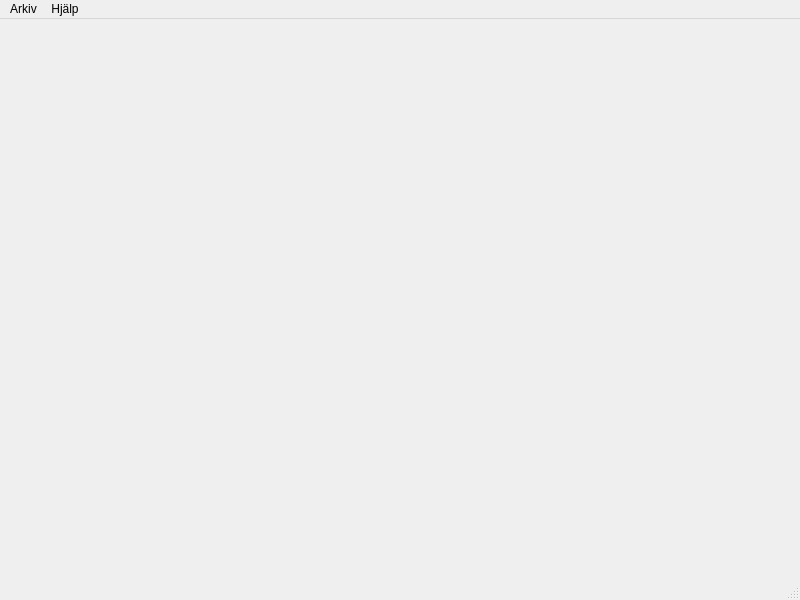
This is trunk/gui/MainWindow.ui in nilsknacken/A3B-repo as Qt 5 draws it before an edit. The edited form follows.
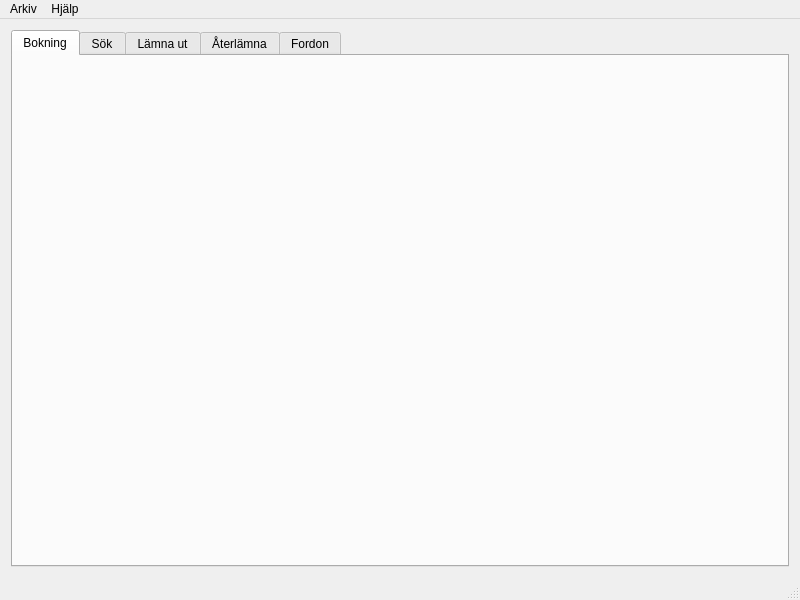
This is the edited form.

Patch:
```diff
--- a/trunk/gui/MainWindow.ui
+++ b/trunk/gui/MainWindow.ui
@@ -11,16 +11,51 @@
     <height>600</height>
    </rect>
   </property>
-  <property name="sizePolicy">
-   <sizepolicy hsizetype="Minimum" vsizetype="Minimum">
-    <horstretch>0</horstretch>
-    <verstretch>0</verstretch>
-   </sizepolicy>
+  <property name="minimumSize">
+   <size>
+    <width>800</width>
+    <height>600</height>
+   </size>
   </property>
   <property name="windowTitle">
    <string>A3B Bilpark</string>
   </property>
-  <widget class="QWidget" name="centralWidget"/>
+  <widget class="QWidget" name="centralWidget">
+   <layout class="QGridLayout" name="gridLayout">
+    <item row="0" column="0">
+     <widget class="QTabWidget" name="tabWidget">
+      <property name="currentIndex">
+       <number>0</number>
+      </property>
+      <widget class="QWidget" name="tabBoking">
+       <attribute name="title">
+        <string>Bokning</string>
+       </attribute>
+      </widget>
+      <widget class="QWidget" name="tabSearch">
+       <attribute name="title">
+        <string>Sök</string>
+       </attribute>
+      </widget>
+      <widget class="QWidget" name="tabCheckout">
+       <attribute name="title">
+        <string>Lämna ut</string>
+       </attribute>
+      </widget>
+      <widget class="QWidget" name="tabCheckin">
+       <attribute name="title">
+        <string>Återlämna</string>
+       </attribute>
+      </widget>
+      <widget class="QWidget" name="tabVihicle">
+       <attribute name="title">
+        <string>Fordon</string>
+       </attribute>
+      </widget>
+     </widget>
+    </item>
+   </layout>
+  </widget>
   <widget class="QMenuBar" name="menuBar">
    <property name="geometry">
     <rect>
```
Left out of the diff: 4 changed lines with no effect on the pictures.
